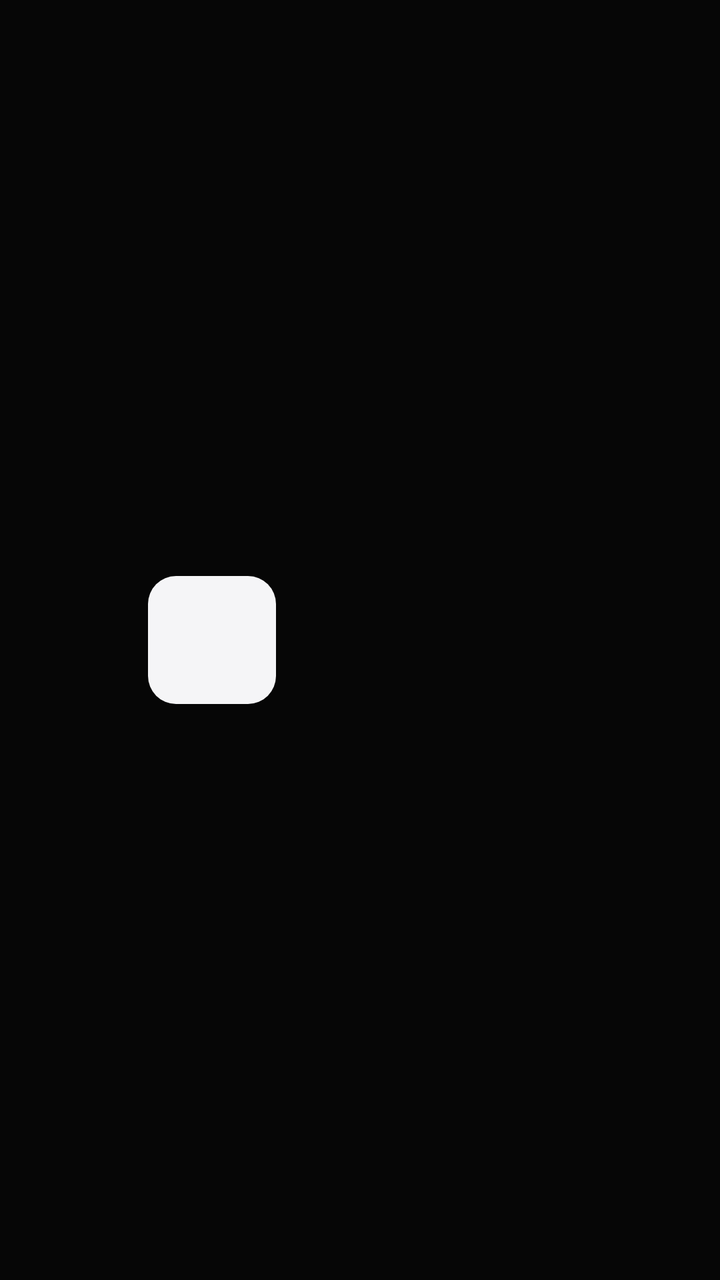
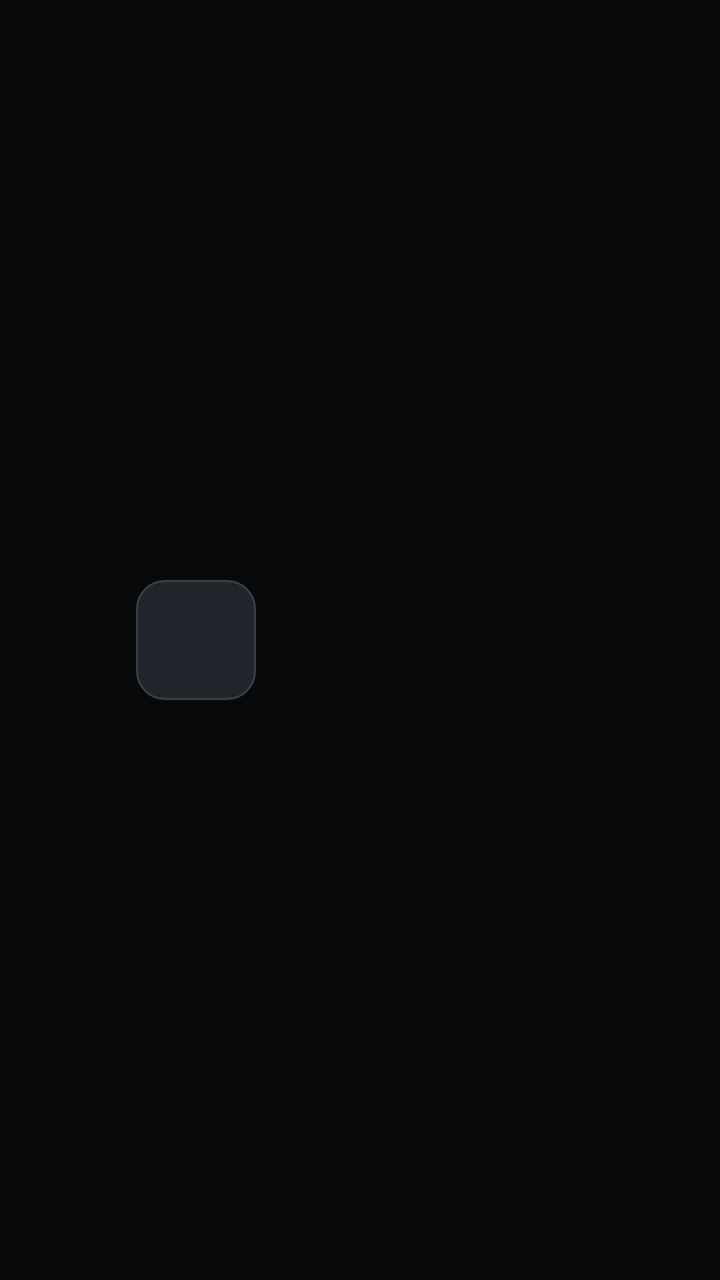

Screens rendered from an Android XML layout before and after an edit, with the pre-edit source and the edit as a unified diff.
<!-- AndroidManifest.xml: application theme IqtvTheme -->
<!-- res/layout/item_channel.xml -->
<?xml version="1.0" encoding="utf-8"?>
<LinearLayout xmlns:android="http://schemas.android.com/apk/res/android"
    android:layout_width="match_parent"
    android:layout_height="104dp"
    android:orientation="horizontal"
    android:gravity="center_vertical"
    android:paddingStart="22dp"
    android:paddingEnd="22dp"
    android:layout_marginStart="8dp"
    android:layout_marginEnd="8dp"
    android:background="@drawable/channel_selector">

    
    <TextView
        android:id="@+id/channel_number"
        android:layout_width="52dp"
        android:layout_height="wrap_content"
        android:textColor="@color/tm_text_3"
        android:textSize="21sp"
        android:fontFamily="sans-serif-medium" />

    
    <FrameLayout
        android:layout_width="64dp"
        android:layout_height="64dp"
        android:layout_marginEnd="16dp"
        android:background="@drawable/logo_frame">

        <ImageView
            android:id="@+id/channel_logo"
            android:layout_width="match_parent"
            android:layout_height="match_parent"
            android:layout_margin="4dp"
            android:scaleType="fitCenter"
            android:contentDescription="channel logo" />
    </FrameLayout>

    
    <LinearLayout
        android:layout_width="0dp"
        android:layout_height="wrap_content"
        android:layout_weight="1"
        android:orientation="vertical">

        <TextView
            android:id="@+id/channel_name"
            android:layout_width="match_parent"
            android:layout_height="wrap_content"
            android:textColor="@color/tm_text"
            android:textSize="23sp"
            android:fontFamily="sans-serif-medium"
            android:maxLines="1"
            android:ellipsize="end" />

        <TextView
            android:id="@+id/channel_group"
            android:layout_width="match_parent"
            android:layout_height="wrap_content"
            android:layout_marginTop="3dp"
            android:textColor="@color/tm_text_2"
            android:textSize="17sp"
            android:maxLines="1"
            android:ellipsize="end" />

        
        <ProgressBar
            android:id="@+id/channel_progress"
            style="?android:attr/progressBarStyleHorizontal"
            android:layout_width="match_parent"
            android:layout_height="4dp"
            android:layout_marginTop="7dp"
            android:max="100"
            android:progressDrawable="@drawable/progress_bar"
            android:visibility="gone" />
    </LinearLayout>

    
    <TextView
        android:id="@+id/now_playing_mark"
        android:layout_width="wrap_content"
        android:layout_height="wrap_content"
        android:layout_marginStart="12dp"
        android:text="▶"
        android:textColor="@color/tm_focus"
        android:textSize="16sp"
        android:visibility="invisible" />
</LinearLayout>
<!-- resources referenced by this layout -->
<resources>
  <color name="tm_focus">#FF2196F3</color>
  <color name="tm_text">#FFEEEEEE</color>
  <color name="tm_text_2">#FFBDBDBD</color>
  <color name="tm_text_3">#FF757575</color>
  <!-- drawable channel_selector (drawable) -->
  <?xml version="1.0" encoding="utf-8"?>
  <selector xmlns:android="http://schemas.android.com/apk/res/android">
      <item android:state_selected="true" android:drawable="@drawable/channel_row_active" />
      <item android:state_focused="true" android:drawable="@drawable/channel_row_active" />
      <item android:state_pressed="true" android:drawable="@drawable/channel_row_active" />
      <item android:state_activated="true" android:drawable="@drawable/channel_row_active" />
      
      <item android:drawable="@android:color/transparent" />
  </selector>
  <!-- drawable logo_frame (drawable) -->
  <?xml version="1.0" encoding="utf-8"?>
  <shape xmlns:android="http://schemas.android.com/apk/res/android" android:shape="rectangle">
      <solid android:color="#F5F5F7" />
      <corners android:radius="14dp" />
  </shape>
  <!-- drawable progress_bar (drawable) -->
  <?xml version="1.0" encoding="utf-8"?>
  <layer-list xmlns:android="http://schemas.android.com/apk/res/android">
      <item android:id="@android:id/background">
          <shape android:shape="rectangle">
              <solid android:color="@color/tm_progress_bg" />
              <corners android:radius="2dp" />
          </shape>
      </item>
      <item android:id="@android:id/progress">
          <clip android:clipOrientation="horizontal" android:gravity="start">
              <shape android:shape="rectangle">
                  <solid android:color="@color/tm_progress" />
                  <corners android:radius="2dp" />
              </shape>
          </clip>
      </item>
  </layer-list>
  <!-- drawable channel_row_active (drawable) -->
  <?xml version="1.0" encoding="utf-8"?>
  <shape xmlns:android="http://schemas.android.com/apk/res/android" android:shape="rectangle">
      <gradient
          android:angle="0"
          android:startColor="#3A3A3C"
          android:endColor="#2C2C2E"
          android:type="linear" />
      <stroke android:width="1dp" android:color="#5A5A5C" />
      <corners android:radius="18dp" />
  </shape>
  <color name="tm_progress_bg">#FF37474F</color>
  <color name="tm_progress">#FF2196F3</color>
  <color name="tm_bg">#FF060606</color>
  <style name="TvButton" parent="Widget.AppCompat.Button">
          <item name="android:background">@drawable/focus_border</item>
          <item name="android:textColor">@color/tm_text</item>
          <item name="android:textSize">16sp</item>
          <item name="android:minHeight">52dp</item>
          <item name="android:minWidth">88dp</item>
          <item name="android:paddingStart">12dp</item>
          <item name="android:paddingEnd">12dp</item>
      </style>
  <!-- drawable focus_border (drawable) -->
  <?xml version="1.0" encoding="utf-8"?>
  <selector xmlns:android="http://schemas.android.com/apk/res/android">
      <item android:state_focused="true">
          <shape android:shape="rectangle">
              <stroke android:width="2dp" android:color="#FFFFFFCC" />
              <solid android:color="#3A3A3C" />
              <corners android:radius="16dp" />
          </shape>
      </item>
      <item>
          <shape android:shape="rectangle">
              <stroke android:width="1dp" android:color="#3A3A3C" />
              <solid android:color="#2C2C2E" />
              <corners android:radius="16dp" />
          </shape>
      </item>
  </selector>
  <!-- unchanged entries left out for length: 1 -->
</resources>

<!-- the commit's change to res/layout/item_channel.xml (unified diff, before → after) -->
@@ -1,11 +1,11 @@
 <?xml version="1.0" encoding="utf-8"?>
 <LinearLayout xmlns:android="http://schemas.android.com/apk/res/android"
     android:layout_width="match_parent"
-    android:layout_height="104dp"
+    android:layout_height="96dp"
     android:orientation="horizontal"
     android:gravity="center_vertical"
-    android:paddingStart="22dp"
-    android:paddingEnd="22dp"
+    android:paddingStart="18dp"
+    android:paddingEnd="18dp"
     android:layout_marginStart="8dp"
     android:layout_marginEnd="8dp"
     android:background="@drawable/channel_selector">
@@ -13,16 +13,16 @@
     
     <TextView
         android:id="@+id/channel_number"
-        android:layout_width="52dp"
+        android:layout_width="50dp"
         android:layout_height="wrap_content"
         android:textColor="@color/tm_text_3"
-        android:textSize="21sp"
+        android:textSize="20sp"
         android:fontFamily="sans-serif-medium" />
 
     
     <FrameLayout
-        android:layout_width="64dp"
-        android:layout_height="64dp"
+        android:layout_width="60dp"
+        android:layout_height="60dp"
         android:layout_marginEnd="16dp"
         android:background="@drawable/logo_frame">
 
@@ -30,7 +30,7 @@
             android:id="@+id/channel_logo"
             android:layout_width="match_parent"
             android:layout_height="match_parent"
-            android:layout_margin="4dp"
+            android:layout_margin="6dp"
             android:scaleType="fitCenter"
             android:contentDescription="channel logo" />
     </FrameLayout>
@@ -56,9 +56,9 @@
             android:id="@+id/channel_group"
             android:layout_width="match_parent"
             android:layout_height="wrap_content"
-            android:layout_marginTop="3dp"
+            android:layout_marginTop="4dp"
             android:textColor="@color/tm_text_2"
-            android:textSize="17sp"
+            android:textSize="16sp"
             android:maxLines="1"
             android:ellipsize="end" />
 
@@ -67,14 +67,13 @@
             android:id="@+id/channel_progress"
             style="?android:attr/progressBarStyleHorizontal"
             android:layout_width="match_parent"
-            android:layout_height="4dp"
-            android:layout_marginTop="7dp"
+            android:layout_height="3dp"
+            android:layout_marginTop="8dp"
             android:max="100"
             android:progressDrawable="@drawable/progress_bar"
             android:visibility="gone" />
     </LinearLayout>
 
-    
     <TextView
         android:id="@+id/now_playing_mark"
         android:layout_width="wrap_content"
<!-- resource entries referenced after the edit -->
@@ -1,9 +1,9 @@
 <!-- resources referenced by this layout -->
 <resources>
-  <color name="tm_focus">#FF2196F3</color>
-  <color name="tm_text">#FFEEEEEE</color>
-  <color name="tm_text_2">#FFBDBDBD</color>
-  <color name="tm_text_3">#FF757575</color>
+  <color name="tm_focus">#FF4FC3F7</color>
+  <color name="tm_text">#FFF5F6F7</color>
+  <color name="tm_text_2">#FFC9CFD6</color>
+  <color name="tm_text_3">#FF8A939E</color>
   <!-- drawable channel_selector (drawable) -->
   <?xml version="1.0" encoding="utf-8"?>
   <selector xmlns:android="http://schemas.android.com/apk/res/android">
@@ -17,7 +17,8 @@
   <!-- drawable logo_frame (drawable) -->
   <?xml version="1.0" encoding="utf-8"?>
   <shape xmlns:android="http://schemas.android.com/apk/res/android" android:shape="rectangle">
-      <solid android:color="#F5F5F7" />
+      <solid android:color="#FF20242B" />
+      <stroke android:width="1dp" android:color="#FF3A4049" />
       <corners android:radius="14dp" />
   </shape>
   <!-- drawable progress_bar (drawable) -->
@@ -49,9 +50,9 @@
       <stroke android:width="1dp" android:color="#5A5A5C" />
       <corners android:radius="18dp" />
   </shape>
-  <color name="tm_progress_bg">#FF37474F</color>
-  <color name="tm_progress">#FF2196F3</color>
-  <color name="tm_bg">#FF060606</color>
+  <color name="tm_progress_bg">#66455055</color>
+  <color name="tm_progress">#FF4FC3F7</color>
+  <color name="tm_bg">#FF08090B</color>
   <style name="TvButton" parent="Widget.AppCompat.Button">
           <item name="android:background">@drawable/focus_border</item>
           <item name="android:textColor">@color/tm_text</item>
